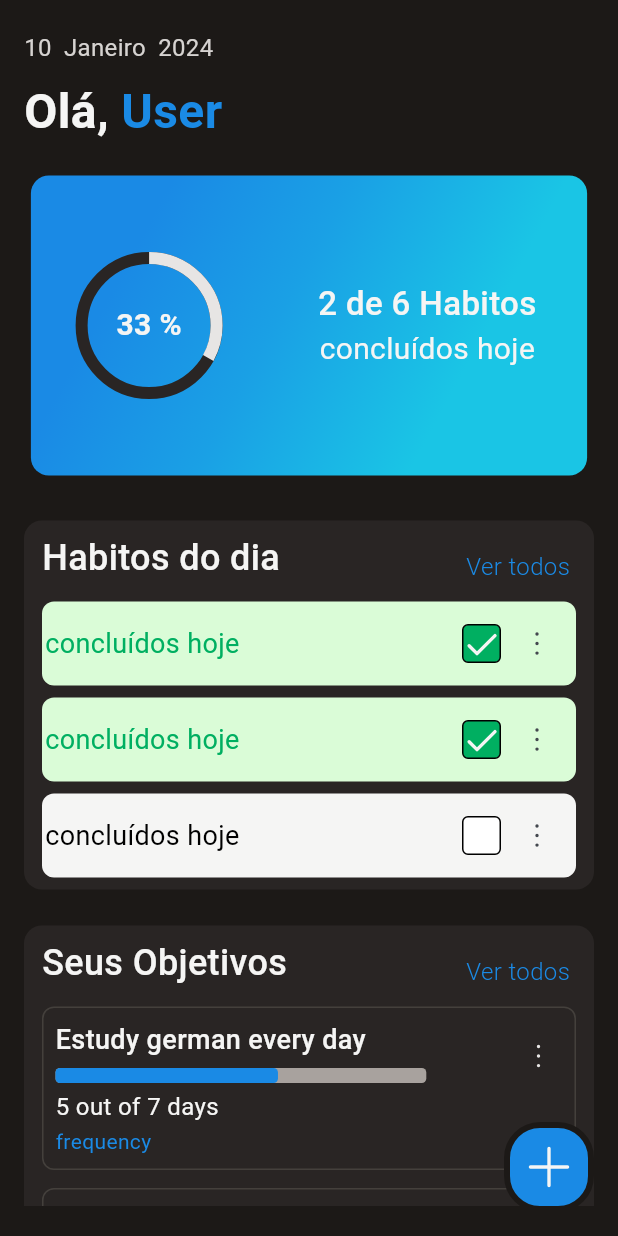
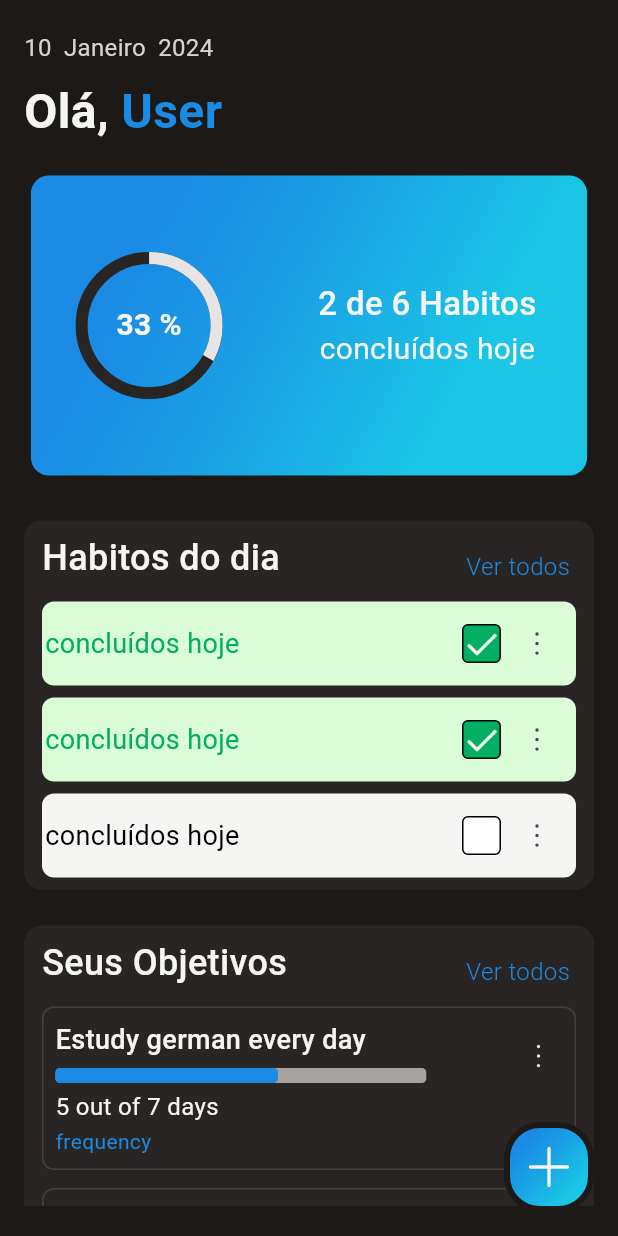
Before and after one commit to mozart-rue/habit_manager, a Flutter app: the HomeScreen screen opened directly, on a phone screen of 412 x 824 dp. Run offline on Flutter 3.47's test engine with Material 3 defaults, Android fonts, the phone set to English and light mode, and no system bars; our stand-ins replace email_validator, flutter_phosphor_icons, gap; missing offline and left inert: validatorless.

Commit message:
feat: set gradient color on floating button

```diff
--- a/lib/core/ui/pages/home/home_screen.dart
+++ b/lib/core/ui/pages/home/home_screen.dart
@@ -135,8 +135,17 @@ class HomeScreen extends StatelessWidget {
           height: 60,
           decoration: BoxDecoration(
             borderRadius: BorderRadius.circular(24),
-            color: AppColors.blue,
             border: Border.all(color: AppColors.slate900, width: 4),
+            gradient: const LinearGradient(
+              colors: [
+                AppColors.blue,
+                AppColors.lightBlue,
+                AppColors.lightestBlue,
+              ],
+              stops: [0.20, 0.45, 0.75],
+              begin: Alignment.topLeft,
+              end: Alignment.bottomRight,
+            ),
           ),
           child: const Padding(
             padding: EdgeInsets.all(8.0),
```
